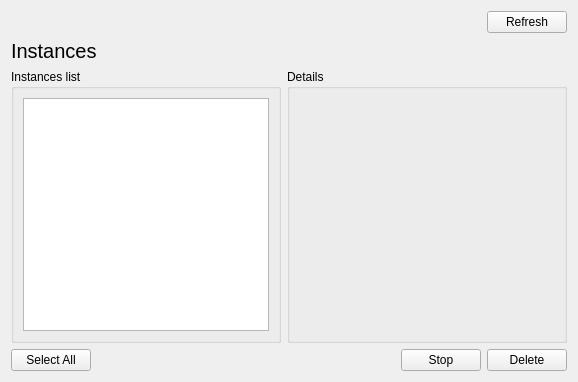
krypty/CleanCloud, file res/gui/instances_view.ui: the form before one commit.
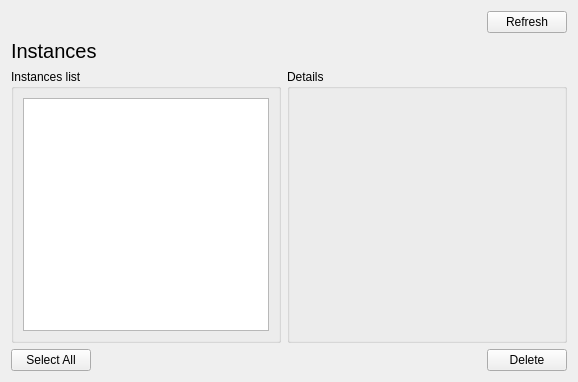
The form after the commit.

Commit message: add base view and all subviews

What changed in the file:
```diff
--- a/res/gui/instances_view.ui
+++ b/res/gui/instances_view.ui
@@ -147,13 +147,6 @@
        </property>
       </spacer>
      </item>
-     <item>
-      <widget class="QPushButton" name="btn_stop">
-       <property name="text">
-        <string>Stop</string>
-       </property>
-      </widget>
-     </item>
      <item>
       <widget class="QPushButton" name="btn_delete">
        <property name="text">
```
Left out of the diff: 2 changed lines with no effect on the pictures. The commit also changes 6 other files.
